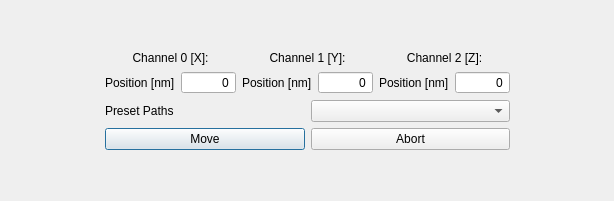
Old version of the form form_dialog.ui in the repository David-Berardi/ptychographic-suite.
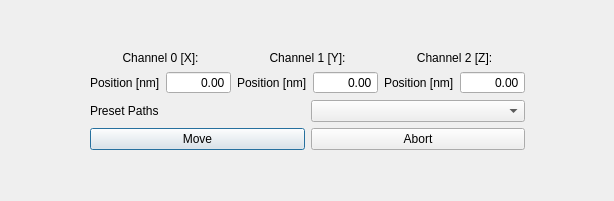
New version of the form.

Commit message: Minor refactoring: + Verified that movement is successfully enganged + Updated camera api .NET wrapper for CCD cameras + Image acquisition works, despite being slow + Updated Spinboxes to double type + Decoupled um to pm conversion + Temporary fix to pytchography module "start_acquisition"

Diff of the .ui file:
```diff
--- a/form_dialog.ui
+++ b/form_dialog.ui
@@ -118,7 +118,7 @@
           </widget>
          </item>
          <item row="0" column="1">
-          <widget class="QSpinBox" name="position_0">
+          <widget class="QDoubleSpinBox" name="position_0">
            <property name="alignment">
             <set>Qt::AlignRight|Qt::AlignTrailing|Qt::AlignVCenter</set>
            </property>
@@ -129,10 +129,10 @@
             <bool>false</bool>
            </property>
            <property name="minimum">
-            <number>-1000000000</number>
+            <double>-50000.000000000000000</double>
            </property>
            <property name="maximum">
-            <number>1000000000</number>
+            <double>50000.000000000000000</double>
            </property>
           </widget>
          </item>
@@ -155,7 +155,7 @@
           </widget>
          </item>
          <item row="0" column="1">
-          <widget class="QSpinBox" name="position_1">
+          <widget class="QDoubleSpinBox" name="position_1">
            <property name="alignment">
             <set>Qt::AlignRight|Qt::AlignTrailing|Qt::AlignVCenter</set>
            </property>
@@ -166,10 +166,10 @@
             <bool>false</bool>
            </property>
            <property name="minimum">
-            <number>-1000000000</number>
+            <double>-50000.000000000000000</double>
            </property>
            <property name="maximum">
-            <number>1000000000</number>
+            <double>50000.000000000000000</double>
            </property>
           </widget>
          </item>
@@ -212,7 +212,7 @@
           </widget>
          </item>
          <item row="0" column="1">
-          <widget class="QSpinBox" name="position_2">
+          <widget class="QDoubleSpinBox" name="position_2">
            <property name="alignment">
             <set>Qt::AlignRight|Qt::AlignTrailing|Qt::AlignVCenter</set>
            </property>
@@ -220,10 +220,10 @@
             <enum>QAbstractSpinBox::NoButtons</enum>
            </property>
            <property name="minimum">
-            <number>-1000000000</number>
+            <double>-50000.000000000000000</double>
            </property>
            <property name="maximum">
-            <number>1000000000</number>
+            <double>50000.000000000000000</double>
            </property>
           </widget>
          </item>
```
Left out of the diff: 48 changed lines with no effect on the pictures. The commit also changes 10 other files.
